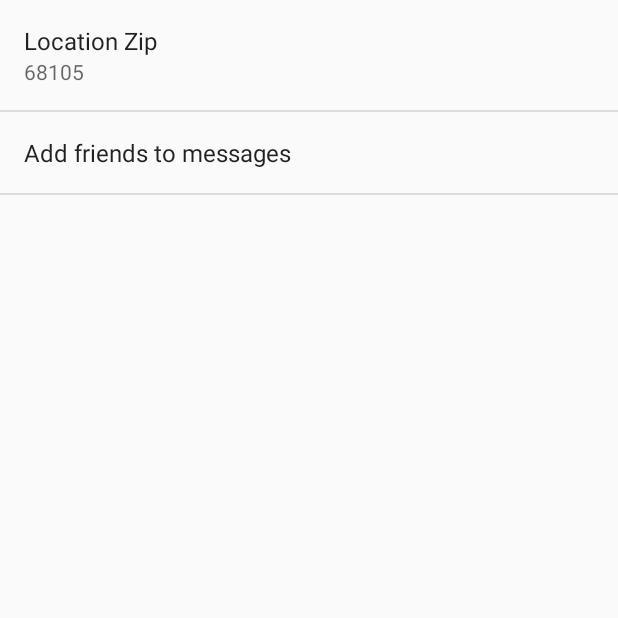
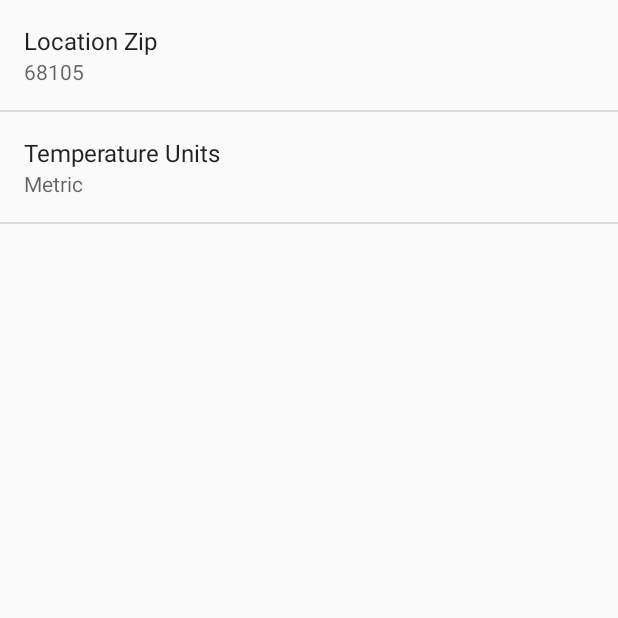
Before and after one commit to fractalwizz/0-Sunshine, an Android app: the DetailActivity screen opened directly, with no data from a screen before it, in the options menu, after a tap on "Settings", on a phone screen of 412 x 824 dp, the top half of it. Run offline under Robolectric (Android 15) with nearby library versions, the phone set to English and light mode, and no system bars.

Commit message:
Commit #5 - Map and Share

```diff
--- a/app/src/main/java/com/fract/nano/williamyoung/sunshine/DetailActivity.java
+++ b/app/src/main/java/com/fract/nano/williamyoung/sunshine/DetailActivity.java
@@ -2,10 +2,13 @@ package com.fract.nano.williamyoung.sunshine;
 
 import android.content.Intent;
 import android.os.Bundle;
+import android.support.v4.view.MenuItemCompat;
 import android.support.v7.app.AppCompatActivity;
+import android.support.v7.widget.ShareActionProvider;
 import android.view.LayoutInflater;
 import android.support.v4.app.Fragment;
 import android.view.Menu;
+import android.view.MenuInflater;
 import android.view.MenuItem;
 import android.view.View;
 import android.view.ViewGroup;
@@ -51,19 +54,49 @@ public class DetailActivity extends AppCompatActivity {
     }
 
     public static class DetailFragment extends Fragment {
+        private String weather;
+
         public DetailFragment() {
         }
         @Override
         public View onCreateView(LayoutInflater inflater, ViewGroup container,
                                  Bundle savedInstanceState) {
+            setHasOptionsMenu(true);
             View rootView = inflater.inflate(R.layout.fragment_detail, container, false);
 
             Intent intent = getActivity().getIntent();
             if (intent != null && intent.hasExtra(Intent.EXTRA_TEXT)) {
-                String weather = intent.getStringExtra(Intent.EXTRA_TEXT);
+                weather = intent.getStringExtra(Intent.EXTRA_TEXT);
                 ((TextView) rootView.findViewById(R.id.detail_text)).setText(weather);
             }
             return rootView;
         }
+
+        private ShareActionProvider mShareActionProvider;
+
+        @Override
+        public void onCreateOptionsMenu(Menu menu, MenuInflater menuInflater) {
+            // Inflate menu resource file.
+            menuInflater.inflate(R.menu.detail_fragment, menu);
+
+            // Locate MenuItem with ShareActionProvider
+            MenuItem item = menu.findItem(R.id.menu_item_share);
+
+            // Fetch and store ShareActionProvider
+            mShareActionProvider = (ShareActionProvider) MenuItemCompat.getActionProvider(item);
+
+            Intent shareIntent = new Intent(Intent.ACTION_SEND);
+            String share = weather + " #SunshineApp";
+            shareIntent.putExtra(Intent.EXTRA_TEXT, share);
+            shareIntent.setType("text/plain");
+            setShareIntent(shareIntent);
+        }
+
+        // Call to update the share intent
+        private void setShareIntent(Intent shareIntent) {
+            if (mShareActionProvider != null) {
+                mShareActionProvider.setShareIntent(shareIntent);
+            }
+        }
     }
 }
--- a/app/src/main/java/com/fract/nano/williamyoung/sunshine/SettingsActivity.java
+++ b/app/src/main/java/com/fract/nano/williamyoung/sunshine/SettingsActivity.java
@@ -24,6 +24,7 @@ public class SettingsActivity extends PreferenceActivity
         // Add 'general' preferences, defined in the XML file
         addPreferencesFromResource(R.xml.pref_general);
         bindPreferenceSummaryToValue(findPreference(getString(R.string.pref_location_key)));
+        bindPreferenceSummaryToValue(findPreference(getString(R.string.pref_temp_key)));
         // For all preferences, attach an OnPreferenceChangeListener so the UI summary can be
         // updated when the preference changes.
         // TODO: Add preferences
--- /dev/null
+++ b/app/src/main/res/menu/detail_fragment.xml
@@ -0,0 +1,10 @@
+<?xml version="1.0" encoding="utf-8"?>
+<menu xmlns:android="http://schemas.android.com/apk/res/android"
+    xmlns:app="http://schemas.android.com/apk/res-auto">
+    <item
+        android:id="@+id/menu_item_share"
+        android:title="@string/menu_item_share"
+        app:actionProviderClass=
+            "android.support.v7.widget.ShareActionProvider"
+        app:showAsAction="ifRoom"/>
+</menu>
--- a/app/src/main/res/menu/forecastfragment.xml
+++ b/app/src/main/res/menu/forecastfragment.xml
@@ -3,4 +3,6 @@
     xmlns:app="http://schemas.android.com/apk/res-auto">
     <item android:id="@+id/action_refresh" android:title="@string/action_refresh"
         android:orderInCategory="1" app:showAsAction="never" />
+    <item android:id="@+id/action_map" android:title="@string/action_map"
+        android:orderInCategory="2" app:showAsAction="never" />
 </menu>
--- /dev/null
+++ b/app/src/main/res/values/arrays.xml
@@ -0,0 +1,11 @@
+<?xml version="1.0" encoding="utf-8"?>
+<resources>
+    <string-array name="pref_units_options">
+        <item>@string/pref_units_label_metric</item>
+        <item>@string/pref_units_label_imperial</item>
+    </string-array>
+    <string-array name="pref_units_values">
+        <item>@string/pref_units_metric</item>
+        <item>@string/pref_units_imperial</item>
+    </string-array>
+</resources>
--- a/app/src/main/res/values/strings.xml
+++ b/app/src/main/res/values/strings.xml
@@ -8,4 +8,12 @@
     <string name="pref_title_location_label">Location Zip</string>
     <string name="pref_location_key" translatable="false">location</string>
     <string name="pref_default_location_default" translatable="false">68105</string>
+    <string name="pref_temp_key" translatable="false">temperature</string>
+    <string name="pref_title_temperature_label">Temperature Units</string>
+    <string name="pref_units_label_metric">Metric</string>
+    <string name="pref_units_label_imperial">Imperial</string>
+    <string name="pref_units_metric" translatable="false">metric</string>
+    <string name="pref_units_imperial" translatable="false">imperial</string>
+    <string name="action_map">Show Location</string>
+    <string name="menu_item_share">Share</string>
 </resources>
--- a/app/src/main/res/xml/pref_general.xml
+++ b/app/src/main/res/xml/pref_general.xml
@@ -16,12 +16,10 @@
          dismiss it. -->
     <!-- NOTE: ListPreference's summary should be set to its value by the activity code. -->
     <ListPreference
-        android:key="example_list"
-        android:title="@string/pref_title_add_friends_to_messages"
-        android:defaultValue="-1"
-        android:entries="@array/pref_example_list_titles"
-        android:entryValues="@array/pref_example_list_values"
-        android:negativeButtonText="@null"
-        android:positiveButtonText="@null" />
+        android:title="@string/pref_title_temperature_label"
+        android:key="@string/pref_temp_key"
+        android:defaultValue="@string/pref_units_metric"
+        android:entryValues="@array/pref_units_values"
+        android:entries="@array/pref_units_options" />
 
 </PreferenceScreen>
```
Also changed, not shown: app/src/main/java/com/fract/nano/williamyoung/sunshine/MainActivityFragment.java (+32 -2 lines).
